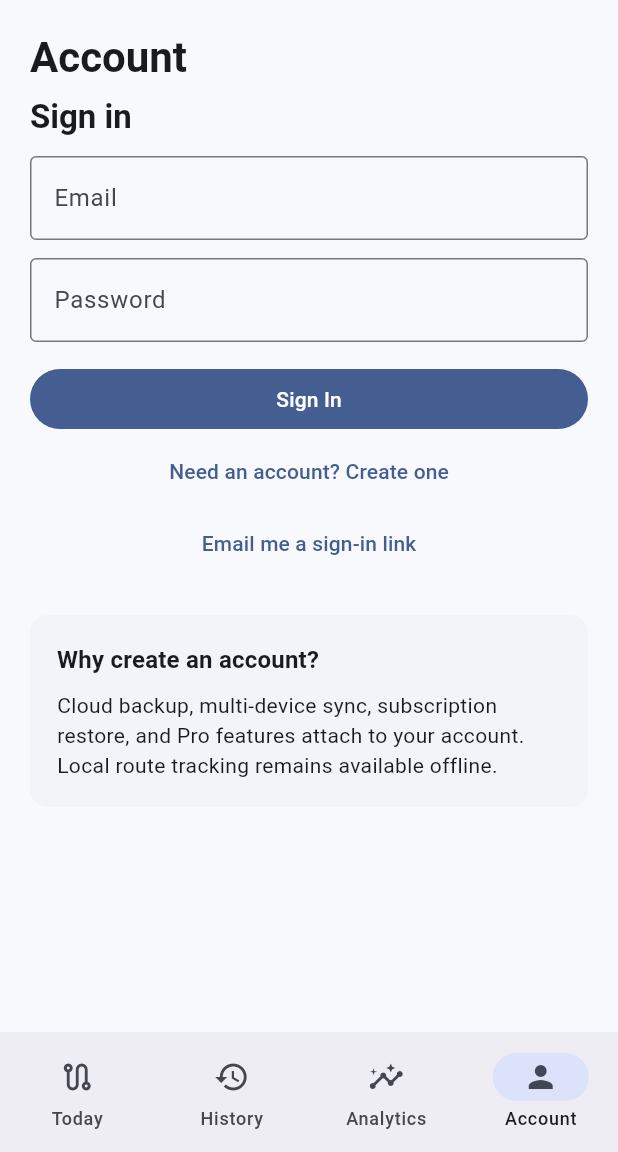
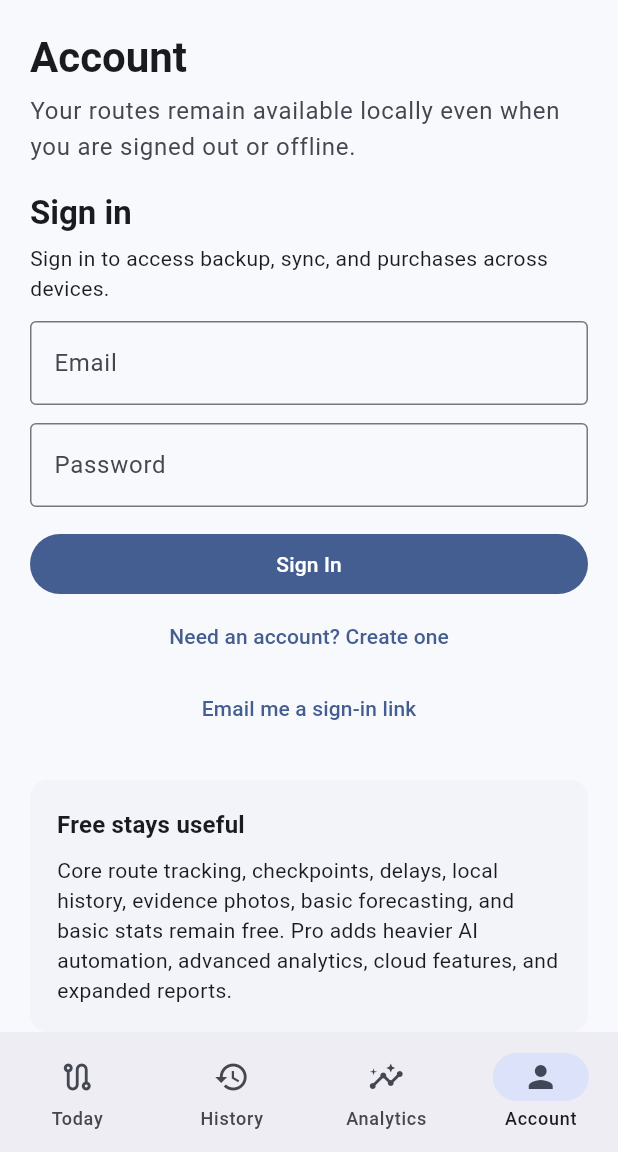
Before and after one commit to halldustin54dh-cmd/route-performance-tracker, a Flutter app: the screen it shows after launch, item 4 of the bottom bar chosen, on a phone screen of 412 x 824 dp, the part 84-1236 px from its top. Run offline on Flutter 3.47's test engine with Material 3 defaults, Android fonts, the phone set to English and light mode, and no system bars; our stand-ins replace image_picker, in_app_purchase, sqflite, supabase_flutter; missing offline and left inert: google_mlkit_text_recognition; accounts and stored records are empty.

Commit message:
Clarify account and Pro feature status

```diff
--- a/lib/screens/account_screen.dart
+++ b/lib/screens/account_screen.dart
@@ -6,7 +6,6 @@ import 'paywall_screen.dart';
 
 class AccountScreen extends StatefulWidget {
   const AccountScreen({super.key, required this.repository});
-
   final RouteRepository repository;
 
   @override
@@ -19,7 +18,6 @@ class _AccountScreenState extends State<AccountScreen> {
   bool _busy = false;
   bool _create = false;
   bool _backingUp = false;
-
   AccountService get _accounts => AccountService.instance;
 
   @override
@@ -31,6 +29,10 @@ class _AccountScreenState extends State<AccountScreen> {
 
   Future<void> _submit() async {
     if (_busy) return;
+    if (_email.text.trim().isEmpty || _password.text.isEmpty) {
+      ScaffoldMessenger.of(context).showSnackBar(const SnackBar(content: Text('Enter your email and password.')));
+      return;
+    }
     setState(() => _busy = true);
     try {
       if (_create) {
@@ -47,13 +49,15 @@ class _AccountScreenState extends State<AccountScreen> {
   }
 
   Future<void> _magicLink() async {
+    if (_email.text.trim().isEmpty) {
+      ScaffoldMessenger.of(context).showSnackBar(const SnackBar(content: Text('Enter your email first.')));
+      return;
+    }
     try {
       await _accounts.sendMagicLink(_email.text);
-      if (!mounted) return;
-      ScaffoldMessenger.of(context).showSnackBar(const SnackBar(content: Text('Magic link sent.')));
+      if (mounted) ScaffoldMessenger.of(context).showSnackBar(const SnackBar(content: Text('Sign-in link sent. Check your email.')));
     } catch (error) {
-      if (!mounted) return;
-      ScaffoldMessenger.of(context).showSnackBar(SnackBar(content: Text('$error')));
+      if (mounted) ScaffoldMessenger.of(context).showSnackBar(SnackBar(content: Text('$error')));
     }
   }
 
@@ -64,12 +68,9 @@ class _AccountScreenState extends State<AccountScreen> {
       final routes = await widget.repository.completedRoutes();
       final count = await const CloudBackupService().backupCompletedRoutes(routes);
       if (!mounted) return;
-      ScaffoldMessenger.of(context).showSnackBar(
-        SnackBar(content: Text(count == 0 ? 'No completed routes to back up.' : 'Backed up $count completed route${count == 1 ? '' : 's'} securely.')),
-      );
+      ScaffoldMessenger.of(context).showSnackBar(SnackBar(content: Text(count == 0 ? 'No completed routes to back up.' : 'Backed up $count completed route${count == 1 ? '' : 's'} securely.')));
     } catch (error) {
-      if (!mounted) return;
-      ScaffoldMessenger.of(context).showSnackBar(SnackBar(content: Text('$error')));
+      if (mounted) ScaffoldMessenger.of(context).showSnackBar(SnackBar(content: Text('$error')));
     } finally {
       if (mounted) setState(() => _backingUp = false);
     }
@@ -83,44 +84,27 @@ class _AccountScreenState extends State<AccountScreen> {
       padding: const EdgeInsets.all(20),
       children: [
         Text('Account', style: theme.textTheme.headlineMedium?.copyWith(fontWeight: FontWeight.w700)),
-        const SizedBox(height: 8),
+        const SizedBox(height: 6),
+        Text('Your routes remain available locally even when you are signed out or offline.', style: theme.textTheme.bodyLarge?.copyWith(color: theme.colorScheme.onSurfaceVariant)),
+        const SizedBox(height: 18),
         if (!_accounts.isConfigured)
-          const Card(
-            child: Padding(
-              padding: EdgeInsets.all(18),
-              child: Text('Cloud accounts are not connected in this build yet. Local route tracking still works normally.'),
-            ),
-          )
+          const Card(child: Padding(padding: EdgeInsets.all(18), child: Text('Cloud accounts are unavailable in this build. Local route tracking still works normally.')))
         else if (user != null) ...[
-          Card(
-            child: ListTile(
-              leading: const CircleAvatar(child: Icon(Icons.person_outline)),
-              title: Text(user.email ?? 'Signed in'),
-              subtitle: const Text('Cloud account connected'),
-            ),
-          ),
+          Card(child: ListTile(leading: const CircleAvatar(child: Icon(Icons.person_outline)), title: Text(user.email ?? 'Signed in'), subtitle: const Text('Account connected'))),
           const SizedBox(height: 12),
           FilledButton.icon(
             onPressed: () => Navigator.of(context).push(MaterialPageRoute(builder: (_) => const PaywallScreen())),
             icon: const Icon(Icons.workspace_premium_outlined),
-            label: const Text('Route Performance Tracker Pro'),
+            label: const Text('Compare Free and Pro'),
           ),
           const SizedBox(height: 8),
-          OutlinedButton.icon(
-            onPressed: _backingUp ? null : _backupRoutes,
-            icon: const Icon(Icons.cloud_upload_outlined),
-            label: Text(_backingUp ? 'Backing up…' : 'Back Up Completed Routes'),
-          ),
+          OutlinedButton.icon(onPressed: _backingUp ? null : _backupRoutes, icon: const Icon(Icons.cloud_upload_outlined), label: Text(_backingUp ? 'Backing up…' : 'Back Up Completed Routes')),
           const SizedBox(height: 8),
-          OutlinedButton(
-            onPressed: () async {
-              await _accounts.signOut();
-              if (mounted) setState(() {});
-            },
-            child: const Text('Sign Out'),
-          ),
+          OutlinedButton(onPressed: () async { await _accounts.signOut(); if (mounted) setState(() {}); }, child: const Text('Sign Out')),
         ] else ...[
           Text(_create ? 'Create an account' : 'Sign in', style: theme.textTheme.titleLarge?.copyWith(fontWeight: FontWeight.w700)),
+          const SizedBox(height: 6),
+          Text(_create ? 'Create one account for backup, sync, and purchases.' : 'Sign in to access backup, sync, and purchases across devices.'),
           const SizedBox(height: 12),
           TextField(controller: _email, keyboardType: TextInputType.emailAddress, autofillHints: const [AutofillHints.email], decoration: const InputDecoration(labelText: 'Email')),
           const SizedBox(height: 12),
@@ -135,9 +119,9 @@ class _AccountScreenState extends State<AccountScreen> {
           child: Padding(
             padding: const EdgeInsets.all(18),
             child: Column(crossAxisAlignment: CrossAxisAlignment.start, children: [
-              Text('Why create an account?', style: theme.textTheme.titleMedium?.copyWith(fontWeight: FontWeight.w700)),
+              Text('Free stays useful', style: theme.textTheme.titleMedium?.copyWith(fontWeight: FontWeight.w700)),
               const SizedBox(height: 8),
-              const Text('Cloud backup, multi-device sync, subscription restore, and Pro features attach to your account. Local route tracking remains available offline.'),
+              const Text('Core route tracking, checkpoints, delays, local history, evidence photos, basic forecasting, and basic stats remain free. Pro adds heavier AI automation, advanced analytics, cloud features, and expanded reports.'),
             ]),
           ),
         ),
```
